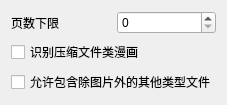
Before: the Qt Designer form components/widget_setting_comic/res/setting_comic.ui in PPJUST/ComicDup, drawn with Qt 5.
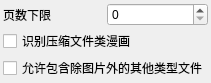
After: the same form once the commit is applied.

```diff
--- a/components/widget_setting_comic/res/setting_comic.ui
+++ b/components/widget_setting_comic/res/setting_comic.ui
@@ -6,14 +6,29 @@
    <rect>
     <x>0</x>
     <y>0</y>
-    <width>221</width>
-    <height>91</height>
+    <width>209</width>
+    <height>73</height>
    </rect>
   </property>
   <property name="windowTitle">
    <string>Form</string>
   </property>
   <layout class="QVBoxLayout" name="verticalLayout">
+   <property name="spacing">
+    <number>3</number>
+   </property>
+   <property name="leftMargin">
+    <number>3</number>
+   </property>
+   <property name="topMargin">
+    <number>3</number>
+   </property>
+   <property name="rightMargin">
+    <number>3</number>
+   </property>
+   <property name="bottomMargin">
+    <number>3</number>
+   </property>
    <item>
     <layout class="QHBoxLayout" name="horizontalLayout_3">
      <item>
```
